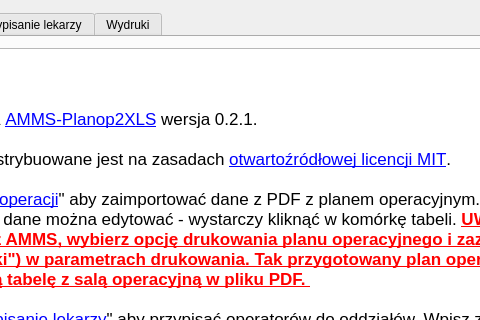
Above: amms_planop2xls/mainwindow.ui from mpasternak/amms-planop2xls before the change; both pictures show x 256 to 736 and y 0 to 320 of the 914 by 676 pixel window. Below: the same form after it.
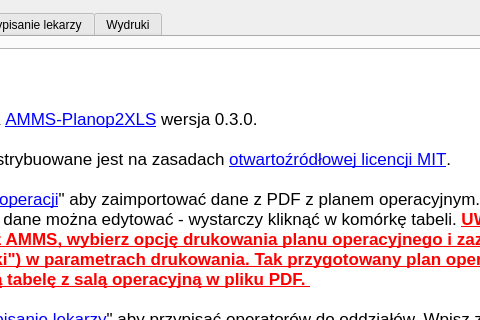
That is the form after the change. Icons and pictures are not drawn.

```diff
--- a/amms_planop2xls/mainwindow.ui
+++ b/amms_planop2xls/mainwindow.ui
@@ -40,7 +40,7 @@
 &lt;/style&gt;&lt;/head&gt;&lt;body style=&quot; font-family:'.SF NS Text'; font-size:13pt; font-weight:400; font-style:normal;&quot;&gt;
 &lt;p style=&quot; margin-top:0px; margin-bottom:0px; margin-left:0px; margin-right:0px; -qt-block-indent:0; text-indent:0px;&quot;&gt;&lt;span style=&quot; font-size:18pt; font-weight:600;&quot;&gt;Instrukcja obsługi&lt;/span&gt;&lt;/p&gt;
 &lt;p style=&quot;-qt-paragraph-type:empty; margin-top:0px; margin-bottom:0px; margin-left:0px; margin-right:0px; -qt-block-indent:0; text-indent:0px; font-size:18pt; font-weight:600;&quot;&gt;&lt;br /&gt;&lt;/p&gt;
-&lt;p style=&quot; margin-top:0px; margin-bottom:0px; margin-left:0px; margin-right:0px; -qt-block-indent:0; text-indent:0px;&quot;&gt;Korzystasz z oprogramowania &lt;a href=&quot;https://github.com/mpasternak/amms-planop2xls&quot;&gt;&lt;span style=&quot; text-decoration: underline; color:#0000ff;&quot;&gt;AMMS-Planop2XLS&lt;/span&gt;&lt;/a&gt; wersja 0.2.1. &lt;/p&gt;
+&lt;p style=&quot; margin-top:0px; margin-bottom:0px; margin-left:0px; margin-right:0px; -qt-block-indent:0; text-indent:0px;&quot;&gt;Korzystasz z oprogramowania &lt;a href=&quot;https://github.com/mpasternak/amms-planop2xls&quot;&gt;&lt;span style=&quot; text-decoration: underline; color:#0000ff;&quot;&gt;AMMS-Planop2XLS&lt;/span&gt;&lt;/a&gt; wersja 0.3.0. &lt;/p&gt;
 &lt;p style=&quot;-qt-paragraph-type:empty; margin-top:0px; margin-bottom:0px; margin-left:0px; margin-right:0px; -qt-block-indent:0; text-indent:0px;&quot;&gt;&lt;br /&gt;&lt;/p&gt;
 &lt;p style=&quot; margin-top:0px; margin-bottom:0px; margin-left:0px; margin-right:0px; -qt-block-indent:0; text-indent:0px;&quot;&gt;Niniejsze oprogramowanie dystrybuowane jest na zasadach &lt;a href=&quot;https://pl.wikipedia.org/wiki/Licencja_MIT&quot;&gt;&lt;span style=&quot; text-decoration: underline; color:#0000ff;&quot;&gt;otwartoźródłowej licencji MIT&lt;/span&gt;&lt;/a&gt;. &lt;/p&gt;
 &lt;p style=&quot;-qt-paragraph-type:empty; margin-top:0px; margin-bottom:0px; margin-left:0px; margin-right:0px; -qt-block-indent:0; text-indent:0px;&quot;&gt;&lt;br /&gt;&lt;/p&gt;
```
